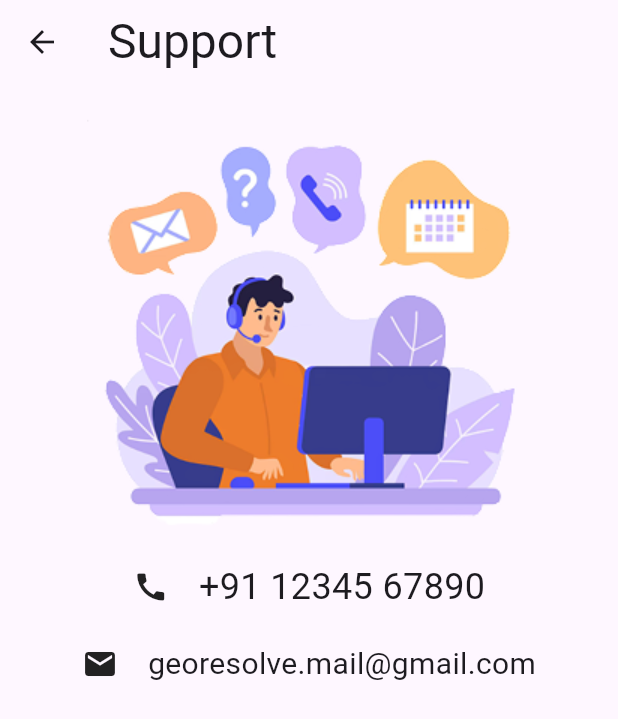
After one commit to velagamihir/catchup_admin, a Flutter app: the Support screen opened by its route, on a phone screen of 412 x 824 dp. The commit adds this screen. Shown: the top 719 px of the screen. Run offline on Flutter 3.47's test engine with Material 3 defaults, Android fonts, the phone set to English and light mode, and no system bars; our stand-ins replace animated_splash_screen, firebase_auth, firebase_core, google_sign_in, image_picker, introduction_screen and 1 more; accounts and stored records are empty.

Commit message:
created the support page

```diff
--- a/flutter/geeresolve/lib/home_page.dart
+++ b/flutter/geeresolve/lib/home_page.dart
@@ -78,8 +78,9 @@ class _HomePageState extends State<HomePage> {
             ListTile(title: Text("Profile", style: TextStyle(fontSize: 20.0))),
             const SizedBox(height: 5.0),
             ListTile(
-              onTap: (()=>Navigator.pushNamed(context, '/about')),
-                title: Text("About Us", style: TextStyle(fontSize: 20.0))),
+              onTap: (() => Navigator.pushNamed(context, '/about')),
+              title: Text("About Us", style: TextStyle(fontSize: 20.0)),
+            ),
             const SizedBox(height: 5.0),
             ListTile(
               onTap: () => Navigator.pushNamed(context, '/complaint'),
@@ -90,7 +91,10 @@ class _HomePageState extends State<HomePage> {
               title: Text("User Policy", style: TextStyle(fontSize: 20.0)),
             ),
             const SizedBox(height: 5.0),
-            ListTile(title: Text("Support", style: TextStyle(fontSize: 20.0))),
+            ListTile(
+              onTap: () => Navigator.pushNamed(context, '/support'),
+              title: Text("Support", style: TextStyle(fontSize: 20.0)),
+            ),
             const SizedBox(height: 5.0),
             ListTile(
               title: Text("Suggestions", style: TextStyle(fontSize: 20.0)),
@@ -163,7 +167,7 @@ class _HomePageState extends State<HomePage> {
               mainAxisAlignment: MainAxisAlignment.spaceEvenly,
               children: [
                 TextButton(
-                  onPressed: () {},
+                  onPressed: ()=>Navigator.pushNamed(context, '/complaint'),
                   child: Column(
                     mainAxisAlignment: MainAxisAlignment.spaceEvenly,
                     children: [
--- a/flutter/geeresolve/lib/introduction_screen.dart
+++ b/flutter/geeresolve/lib/introduction_screen.dart
@@ -14,7 +14,7 @@ bool checkBox=false;
   Widget build(BuildContext context) {
     return Scaffold(
       body: intro.IntroductionScreen(
-        onDone: ()=>Navigator.pushNamedAndRemoveUntil(context, '/home', (route)=>false),
+        onDone: ()=>Navigator.pushNamedAndRemoveUntil(context, '/main', (route)=>false),
         showDoneButton: _currentIndex==2 && checkBox,
         done: Text("Done"),
         onSkip: ()=>SystemNavigator.pop(),
--- a/flutter/geeresolve/lib/main.dart
+++ b/flutter/geeresolve/lib/main.dart
@@ -6,6 +6,7 @@ import 'package:geeresolve/home_page.dart';
 import 'package:geeresolve/introduction_screen.dart';
 import 'package:geeresolve/login.dart';
 import 'package:geeresolve/splash.dart';
+import 'package:geeresolve/support.dart';
 import 'package:supabase_flutter/supabase_flutter.dart';
 
 Future<void> main() async {
@@ -36,6 +37,7 @@ class MyApp extends StatelessWidget {
         '/introduction': (context) => IntroductionScreen(),
         '/complaint':(context)=>Complaints(),
         '/about':(context)=>AboutUs(),
+        '/support':(context)=>Support(),
       },
     );
   }
--- /dev/null
+++ b/flutter/geeresolve/lib/support.dart
@@ -0,0 +1,39 @@
+import 'package:flutter/material.dart';
+
+class Support extends StatelessWidget {
+  const Support({super.key});
+
+  @override
+  Widget build(BuildContext context) {
+    return Scaffold(
+      appBar: AppBar(title: Text("Support", style: TextStyle(fontSize: 32.0))),
+      body: Padding(
+        padding: const EdgeInsets.symmetric(horizontal: 24.0),
+        child: Column(
+          children: [
+            Center(child: Image.asset('assets/images/support.png')),
+            Row
+              (
+              mainAxisAlignment: MainAxisAlignment.center,
+              children: [
+                Icon(Icons.call),
+                const SizedBox(width: 20.0),
+                Text("+91 12345 67890", style: TextStyle(fontSize: 24)),
+              ],
+            ),
+            const SizedBox(height: 20.0,),
+            Row
+              (
+              mainAxisAlignment: MainAxisAlignment.center,
+              children: [
+                Icon(Icons.mail),
+                const SizedBox(width: 20.0),
+                Text("georesolve.mail@gmail.com", style: TextStyle(fontSize: 20)),
+              ],
+            ),
+          ],
+        ),
+      ),
+    );
+  }
+}
--- a/flutter/geeresolve/pubspec.yaml
+++ b/flutter/geeresolve/pubspec.yaml
@@ -36,3 +36,4 @@ flutter:
     - assets/images/complaint.png
     - assets/images/complaintsPage.png
     - assets/images/defaultAvatar.png
+    - assets/images/support.png
```
Also changed, not shown: flutter/geeresolve/assets/images/support.png (added).
